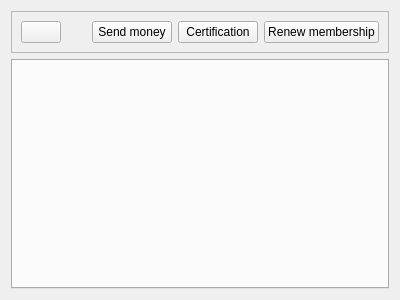
duniter/sakia, file res/ui/community_view.ui: the form before one commit.
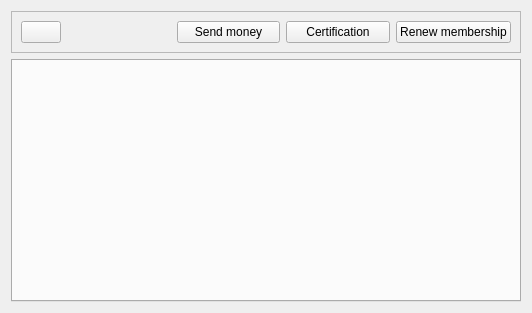
The form after the commit. Icons and pictures are not drawn.

Commit message: Adding icons in community view and fix signals/slots

What changed in the file:
```diff
--- a/res/ui/community_view.ui
+++ b/res/ui/community_view.ui
@@ -6,8 +6,8 @@
    <rect>
     <x>0</x>
     <y>0</y>
-    <width>400</width>
-    <height>300</height>
+    <width>532</width>
+    <height>313</height>
    </rect>
   </property>
   <property name="windowTitle">
@@ -52,6 +52,16 @@
         <property name="text">
          <string>Send money</string>
         </property>
+        <property name="icon">
+         <iconset resource="../icons/icons.qrc">
+          <normaloff>:/icons/payment_icon</normaloff>:/icons/payment_icon</iconset>
+        </property>
+        <property name="iconSize">
+         <size>
+          <width>32</width>
+          <height>32</height>
+         </size>
+        </property>
        </widget>
       </item>
       <item>
@@ -59,6 +69,16 @@
         <property name="text">
          <string>Certification</string>
         </property>
+        <property name="icon">
+         <iconset resource="../icons/icons.qrc">
+          <normaloff>:/icons/certification_icon</normaloff>:/icons/certification_icon</iconset>
+        </property>
+        <property name="iconSize">
+         <size>
+          <width>32</width>
+          <height>32</height>
+         </size>
+        </property>
        </widget>
       </item>
       <item>
@@ -66,6 +86,16 @@
         <property name="text">
          <string>Renew membership</string>
         </property>
+        <property name="icon">
+         <iconset resource="../icons/icons.qrc">
+          <normaloff>:/icons/renew_membership</normaloff>:/icons/renew_membership</iconset>
+        </property>
+        <property name="iconSize">
+         <size>
+          <width>32</width>
+          <height>32</height>
+         </size>
+        </property>
        </widget>
       </item>
      </layout>
```
Left out of the diff: 14 changed lines with no effect on the pictures. The commit also changes 8 other files.
